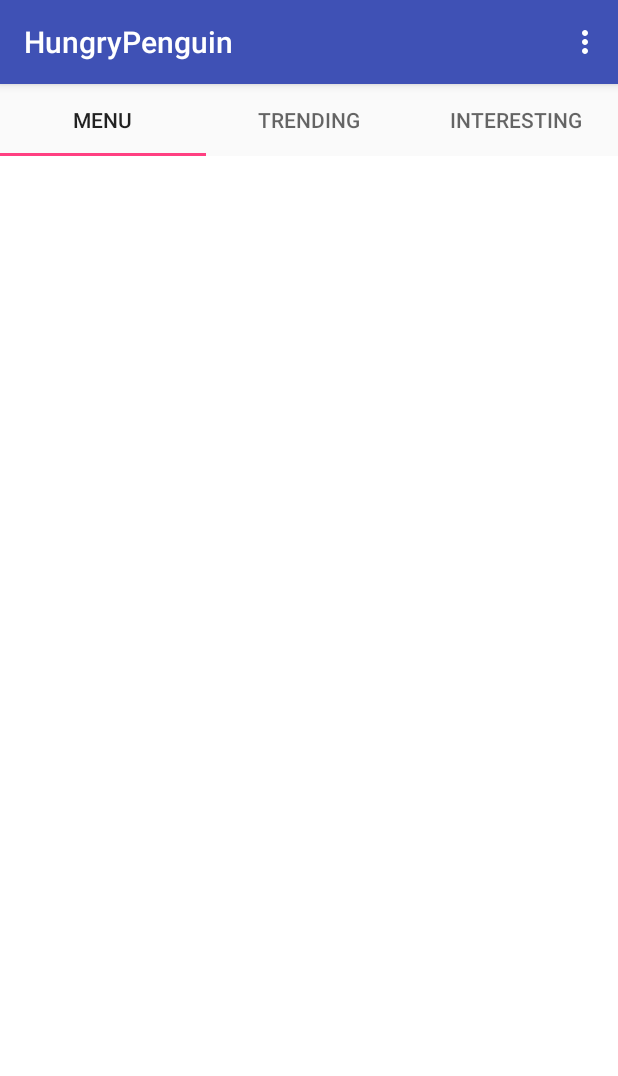
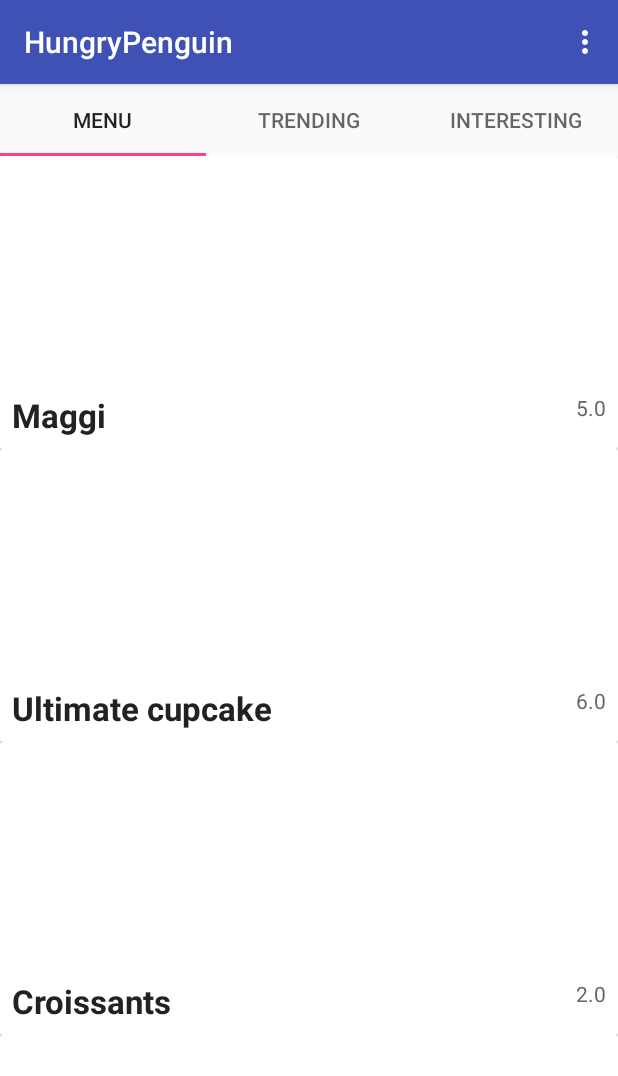
Before and after one commit to vandanab/hungrypenguin, an Android app: the screen it shows after launch (MainActivity), on a phone screen of 412 x 824 dp. Shown: the top 1076 px of the screen. Run offline under Robolectric (Android 15) with nearby library versions, the phone set to English and light mode, and no system bars; pictures from the network do not load; 1 statement that could not run was skipped.

Commit message:
added adapter for dish lists

```diff
--- a/app/build.gradle
+++ b/app/build.gradle
@@ -26,4 +26,6 @@ dependencies {
     compile 'com.android.support:design:23.1.1'
     compile 'com.android.support:cardview-v7:23.1.1'
     compile 'com.android.support:recyclerview-v7:23.1.1'
+    compile 'com.github.bumptech.glide:glide:3.7.0'
+    compile 'com.android.support:support-v4:23.1.1'
 }
--- a/app/src/main/java/com/ama/hungrypenguin/DishListFragment.java
+++ b/app/src/main/java/com/ama/hungrypenguin/DishListFragment.java
@@ -2,15 +2,16 @@ package com.ama.hungrypenguin;
 
 import android.os.Bundle;
 import android.support.v4.app.Fragment;
+import android.support.v7.widget.LinearLayoutManager;
 import android.support.v7.widget.RecyclerView;
 import android.view.LayoutInflater;
 import android.view.View;
 import android.view.ViewGroup;
 
+import com.ama.hungrypenguin.adapter.DishesAdapter;
 import com.ama.hungrypenguin.data.SampleData;
 import com.ama.hungrypenguin.model.Dish;
 
-import java.util.ArrayList;
 import java.util.List;
 
 
@@ -18,6 +19,7 @@ public class DishListFragment extends Fragment {
     private static final String ARG_PARAM1 = "page";
     private List<Dish> dishes;
     private RecyclerView dishesRV;
+    private DishesAdapter dishesAdapter;
 
     private int mpage;
 
@@ -39,6 +41,7 @@ public class DishListFragment extends Fragment {
         if (getArguments() != null) {
             mpage = getArguments().getInt(ARG_PARAM1);
             dishes = SampleData.getDishesData().get(mpage);
+            dishesAdapter = new DishesAdapter(dishes);
         }
     }
 
@@ -46,6 +49,11 @@ public class DishListFragment extends Fragment {
     public View onCreateView(LayoutInflater inflater, ViewGroup container,
                              Bundle savedInstanceState) {
         // Inflate the layout for this fragment
-        return inflater.inflate(R.layout.fragment_dish_list, container, false);
+        View view = inflater.inflate(R.layout.fragment_dish_list, container, false);
+        dishesRV = (RecyclerView) view.findViewById(R.id.rv);
+        LinearLayoutManager llm = new LinearLayoutManager(getContext());
+        dishesRV.setLayoutManager(llm);
+        dishesRV.setAdapter(dishesAdapter);
+        return view;
     }
 }
--- /dev/null
+++ b/app/src/main/java/com/ama/hungrypenguin/adapter/DishesAdapter.java
@@ -0,0 +1,69 @@
+package com.ama.hungrypenguin.adapter;
+
+import android.content.Context;
+import android.net.Uri;
+import android.support.v7.widget.CardView;
+import android.support.v7.widget.RecyclerView;
+import android.view.LayoutInflater;
+import android.view.View;
+import android.view.ViewGroup;
+import android.widget.ImageView;
+import android.widget.TextView;
+
+import com.ama.hungrypenguin.R;
+import com.ama.hungrypenguin.model.Dish;
+import com.bumptech.glide.Glide;
+
+import java.util.List;
+
+/**
+ * Created by vbachani on 2/20/16.
+ */
+public class DishesAdapter extends
+        RecyclerView.Adapter<DishesAdapter.ViewHolder> {
+    private List<Dish> dishes;
+
+    public DishesAdapter(List<Dish> data) {
+        dishes = data;
+    }
+
+    @Override
+    public DishesAdapter.ViewHolder onCreateViewHolder(ViewGroup parent, int viewType) {
+        LayoutInflater inflater = (LayoutInflater) parent.getContext().getSystemService(
+                Context.LAYOUT_INFLATER_SERVICE);
+        View v = inflater.inflate(R.layout.card_reference, parent, false);
+        DishesAdapter.ViewHolder vh = new DishesAdapter.ViewHolder(v);
+        return vh;
+    }
+
+    @Override
+    public void onBindViewHolder(DishesAdapter.ViewHolder holder, int position) {
+        Dish dish = dishes.get(position);
+        holder.title.setText(dish.name);
+        holder.cost.setText(Double.toString(dish.cost));
+        Uri uri = Uri.parse(dish.imageUrl);
+
+        final Context mContext = holder.thumbnail.getContext();
+        Glide.with(mContext).load(uri).asGif().into(holder.thumbnail);
+    }
+
+    @Override
+    public int getItemCount() {
+        return dishes.size();
+    }
+
+    public static class ViewHolder extends RecyclerView.ViewHolder {
+        CardView cv;
+        ImageView thumbnail;
+        TextView title;
+        TextView cost;
+
+        public ViewHolder(View itemView) {
+            super(itemView);
+            cv = (CardView)itemView.findViewById(R.id.cv);
+            thumbnail = (ImageView) itemView.findViewById(R.id.thumbnail);
+            title = (TextView) itemView.findViewById(R.id.title);
+            cost = (TextView) itemView.findViewById(R.id.cost);
+        }
+    }
+}
--- a/app/src/main/java/com/ama/hungrypenguin/data/SampleData.java
+++ b/app/src/main/java/com/ama/hungrypenguin/data/SampleData.java
@@ -39,11 +39,11 @@ public class SampleData {
     }
 
     public static List<Dish> getTrendingDishes() {
-        return dishes.subList(2, 3);
+        return dishes.subList(2, 4);
     }
 
     public static List<Dish> getInterestingDishes() {
-        return dishes.subList(1, 1);
+        return dishes.subList(0, 1);
     }
 
     public static Dish getDish(int index) {
--- a/app/src/main/res/layout/card_reference.xml
+++ b/app/src/main/res/layout/card_reference.xml
@@ -15,8 +15,7 @@
             android:layout_width="match_parent"
             android:layout_height="150dp"
             android:layout_alignParentTop="true"
-            android:scaleType="centerCrop"
-            android:src="@drawable/fastfood" />
+            android:scaleType="fitCenter" />
 
         <TextView
             android:id="@+id/title"
```
Also changed, not shown: 1 other file.
